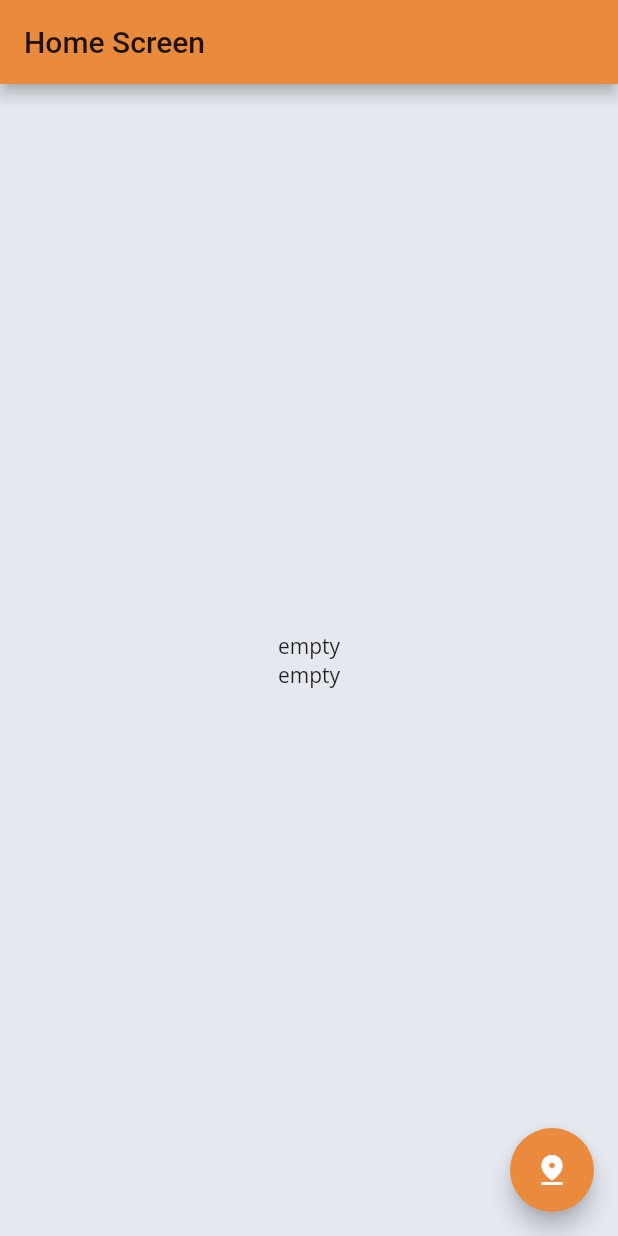
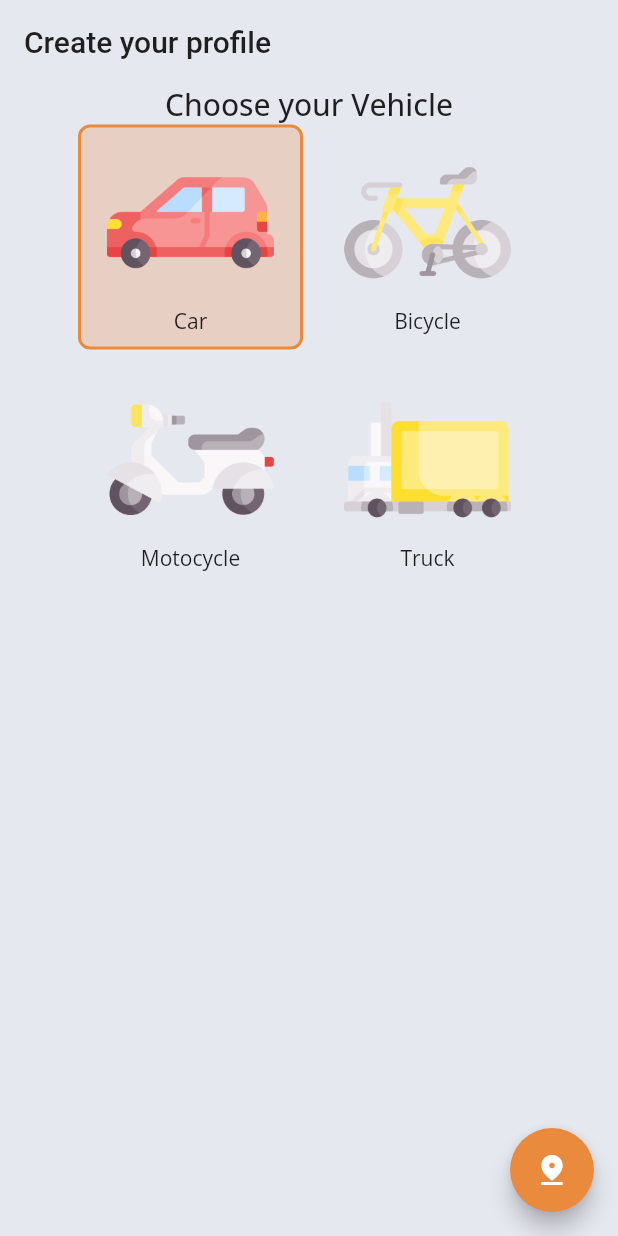
Before and after one commit to ogustavobelo/location_tracker, a Flutter app: the screen it shows after launch, on a phone screen of 412 x 824 dp. Run offline on Flutter 3.47's test engine with Material 2 defaults, Android fonts, the phone set to English and light mode, and no system bars; drawn by our look-alikes of overlay_support; our stand-ins replace dartz, equatable, flutter_i18n, flutter_mobx, get_it, google_fonts and 3 more; generated files the repository leaves out were written again.

Commit message:
create vehicle picker and user controller

```diff
--- a/mobile/assets/i18n/en_US.yaml
+++ b/mobile/assets/i18n/en_US.yaml
@@ -1,2 +1,9 @@
 home:
-  appBarTitle: Home Screen
+  appBarTitle: Create your profile
+  chooseVehicle: Choose your Vehicle
+vehicles:
+  car: Car
+  moto: Motocycle
+  truck: Truck
+  bike: Bicycle
+  unknown: Unknown
--- /dev/null
+++ b/mobile/lib/core/helpers/strings_helpers.dart
@@ -0,0 +1,9 @@
+class StringHelper {
+  static String enumToString(Object raw) {
+    try {
+      return raw.toString().split(".").last;
+    } catch (e) {
+      return "error";
+    }
+  }
+}
--- a/mobile/lib/core/themes/themes.dart
+++ b/mobile/lib/core/themes/themes.dart
@@ -11,6 +11,7 @@ class Themes {
     backgroundColor: AppColors.pureWhite,
     scaffoldBackgroundColor: AppColors.lightBlueGrey,
     errorColor: AppColors.mediumRed,
+    hintColor: AppColors.mediumBlueGrey,
     buttonTheme: ButtonThemeData(
       textTheme: ButtonTextTheme.primary,
       buttonColor: AppColors.lightBlue,
--- a/mobile/lib/domain/entities/user_entity.dart
+++ b/mobile/lib/domain/entities/user_entity.dart
@@ -1,4 +1,5 @@
 import 'package:equatable/equatable.dart';
+import 'package:location_tracker/domain/entities/vehicle_enum.dart';
 
 import 'location_entity.dart';
 
@@ -19,5 +20,3 @@ class User extends Equatable {
   @override
   List<Object?> get props => [uid];
 }
-
-enum Vehicle { car, truck, bike, moto, unknown }
--- /dev/null
+++ b/mobile/lib/domain/entities/vehicle_enum.dart
@@ -0,0 +1 @@
+enum Vehicle { car, truck, bike, moto, unknown }
--- /dev/null
+++ b/mobile/lib/presentation/home/components/vehicle_button_component.dart
@@ -0,0 +1,58 @@
+import 'package:flutter/material.dart';
+import 'package:location_tracker/core/helpers/i18n_helper.dart';
+import 'package:location_tracker/core/helpers/strings_helpers.dart';
+
+import 'package:location_tracker/domain/entities/vehicle_enum.dart';
+
+class VehicleButton extends StatelessWidget {
+  final Vehicle vehicle;
+  final Function(Vehicle) onSelect;
+  final bool? selected;
+  const VehicleButton({
+    Key? key,
+    required this.vehicle,
+    required this.onSelect,
+    this.selected = false,
+  }) : super(key: key);
+  final double _size = 150.0;
+
+  String _translate(BuildContext context, String key) {
+    return I18nHelper.translate(context, "vehicles.$key");
+  }
+
+  @override
+  Widget build(BuildContext context) {
+    final String _vehicle = StringHelper.enumToString(vehicle);
+    return GestureDetector(
+      onTap: () => onSelect(vehicle),
+      child: AnimatedContainer(
+        width: _size,
+        height: _size,
+        padding: const EdgeInsets.all(8.0),
+        duration: const Duration(milliseconds: 250),
+        decoration: BoxDecoration(
+          borderRadius: BorderRadius.circular(8.0),
+          color: selected!
+              ? Theme.of(context).primaryColor.withOpacity(.25)
+              : Colors.transparent,
+          border: Border.all(
+            color:
+                selected! ? Theme.of(context).primaryColor : Colors.transparent,
+            width: 2,
+          ),
+        ),
+        child: Column(
+          children: [
+            Flexible(
+              child: Image.asset(
+                "assets/images/$_vehicle.png",
+                fit: BoxFit.contain,
+              ),
+            ),
+            Text(_translate(context, "$_vehicle"))
+          ],
+        ),
+      ),
+    );
+  }
+}
--- /dev/null
+++ b/mobile/lib/presentation/home/components/vehicle_picker_component.dart
@@ -0,0 +1,38 @@
+import 'package:flutter/material.dart';
+import 'package:flutter_mobx/flutter_mobx.dart';
+import 'package:location_tracker/core/data_injection/injectable.dart';
+import 'package:location_tracker/domain/entities/vehicle_enum.dart';
+import 'package:location_tracker/presentation/home/components/vehicle_button_component.dart';
+import 'package:location_tracker/presentation/shared/controller/user_controller.dart';
+
+class VehiclePicker extends StatelessWidget {
+  final _userController = getIt<UserController>();
+  final List<Vehicle> _vehicles = [
+    Vehicle.car,
+    Vehicle.bike,
+    Vehicle.moto,
+    Vehicle.truck
+  ];
+  @override
+  Widget build(BuildContext context) {
+    return Observer(builder: (context) {
+      return Center(
+        child: Wrap(
+            runSpacing: 8.0,
+            spacing: 8.0,
+            crossAxisAlignment: WrapCrossAlignment.center,
+            runAlignment: WrapAlignment.center,
+            children: _vehicles
+                .map(
+                  (vehicle) => VehicleButton(
+                    vehicle: vehicle,
+                    selected: _userController.selectedVehicle == vehicle,
+                    onSelect: (selected) =>
+                        _userController.setSelectedVehicle(selected),
+                  ),
+                )
+                .toList()),
+      );
+    });
+  }
+}
--- a/mobile/lib/presentation/home/home_screen.dart
+++ b/mobile/lib/presentation/home/home_screen.dart
@@ -4,6 +4,7 @@ import 'package:location_tracker/core/data_injection/injectable.dart';
 import 'package:location_tracker/core/error/exceptions.dart';
 import 'package:location_tracker/core/helpers/i18n_helper.dart';
 import 'package:location_tracker/core/notifications/notification_service.dart';
+import 'package:location_tracker/presentation/home/components/vehicle_picker_component.dart';
 import 'package:location_tracker/presentation/shared/components/location_loading_component.dart';
 import 'package:location_tracker/presentation/shared/controller/app_controller.dart';
 
@@ -44,21 +45,22 @@ class _HomeScreenState extends State<HomeScreen> {
         return Scaffold(
           appBar: AppBar(
             title: Text(_translate("appBarTitle")),
+            backgroundColor: Theme.of(context).scaffoldBackgroundColor,
+            elevation: 0.0,
           ),
-          body: Center(
-            child: _appController.loading
+          body: _appController.loading
               ? LocationLoading()
-                : Column(
-                    mainAxisAlignment: MainAxisAlignment.center,
+              : ListView(
+                  padding: const EdgeInsets.symmetric(horizontal: 16.0),
+                  shrinkWrap: true,
                   children: <Widget>[
                     Text(
-                        '${_appController.location?.latitude ?? 'empty'}',
+                      _translate("chooseVehicle"),
+                      style: Theme.of(context).textTheme.headline6,
+                      textAlign: TextAlign.center,
                     ),
-                      Text(
-                        '${_appController.location?.longitude ?? 'empty'}',
-                      ),
+                    VehiclePicker(),
                   ],
-                  ),
                 ),
           floatingActionButton: FloatingActionButton(
             onPressed: _appController.loading
--- /dev/null
+++ b/mobile/lib/presentation/shared/controller/user_controller.dart
@@ -0,0 +1,26 @@
+import 'package:injectable/injectable.dart';
+import 'package:location_tracker/domain/entities/user_entity.dart';
+import 'package:location_tracker/domain/entities/vehicle_enum.dart';
+import 'package:mobx/mobx.dart';
+
+import 'package:location_tracker/core/logger/logger.dart';
+
+part 'user_controller.g.dart';
+
+@singleton
+class UserController = _UserControllerBase with _$UserController;
+
+abstract class _UserControllerBase with Store {
+  final Logger logger;
+  _UserControllerBase({
+    required this.logger,
+  });
+
+  @observable
+  Vehicle selectedVehicle = Vehicle.car;
+
+  @action
+  void setSelectedVehicle(Vehicle vehicle) {
+    selectedVehicle = vehicle;
+  }
+}
```
Also changed, not shown: mobile/lib/core/data_injection/injectable.config.dart, mobile/lib/presentation/shared/controller/user_controller.g.dart (added). Lines whose indentation alone changed are shown as unchanged.
